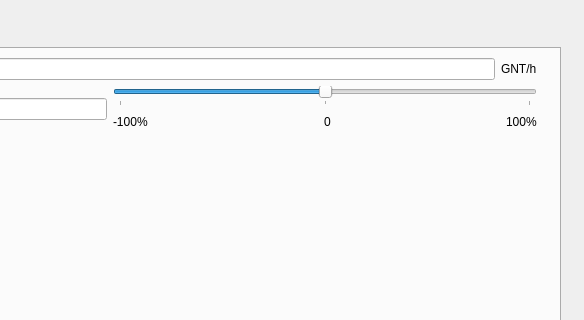
The window that gui/view/AppMainWindow.ui (golemfactory/clay) describes before a commit, drawn with Qt 5; both pictures show x 616 to 1200 and y 0 to 320 of the 1200 by 785 pixel window.
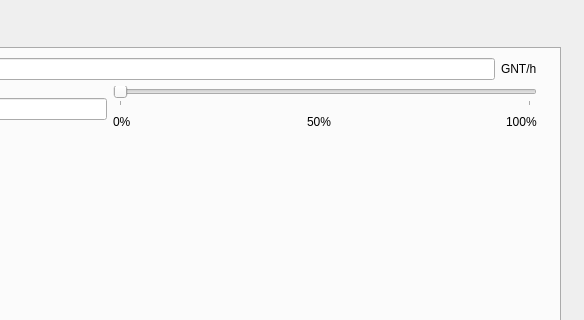
The same window after the commit. The open tabs and pages were chosen to show the change. Icons and pictures are not drawn.

Commit message: updated trus min-max values in qt-gui

```diff
--- a/gui/view/AppMainWindow.ui
+++ b/gui/view/AppMainWindow.ui
@@ -2393,7 +2393,7 @@
                         <item>
                          <widget class="QSlider" name="computingTrustSlider">
                           <property name="minimum">
-                           <number>-100</number>
+                           <number>0</number>
                           </property>
                           <property name="maximum">
                            <number>100</number>
@@ -2414,7 +2414,7 @@
                           <item>
                            <widget class="QLabel" name="label_21">
                             <property name="text">
-                             <string>-100%</string>
+                             <string>0%</string>
                             </property>
                            </widget>
                           </item>
@@ -2434,7 +2434,7 @@
                           <item>
                            <widget class="QLabel" name="label_22">
                             <property name="text">
-                             <string>0</string>
+                             <string>50%</string>
                             </property>
                            </widget>
                           </item>
```
Left out of the diff: 66 changed lines with no effect on the pictures. The commit also changes 1 other file.
